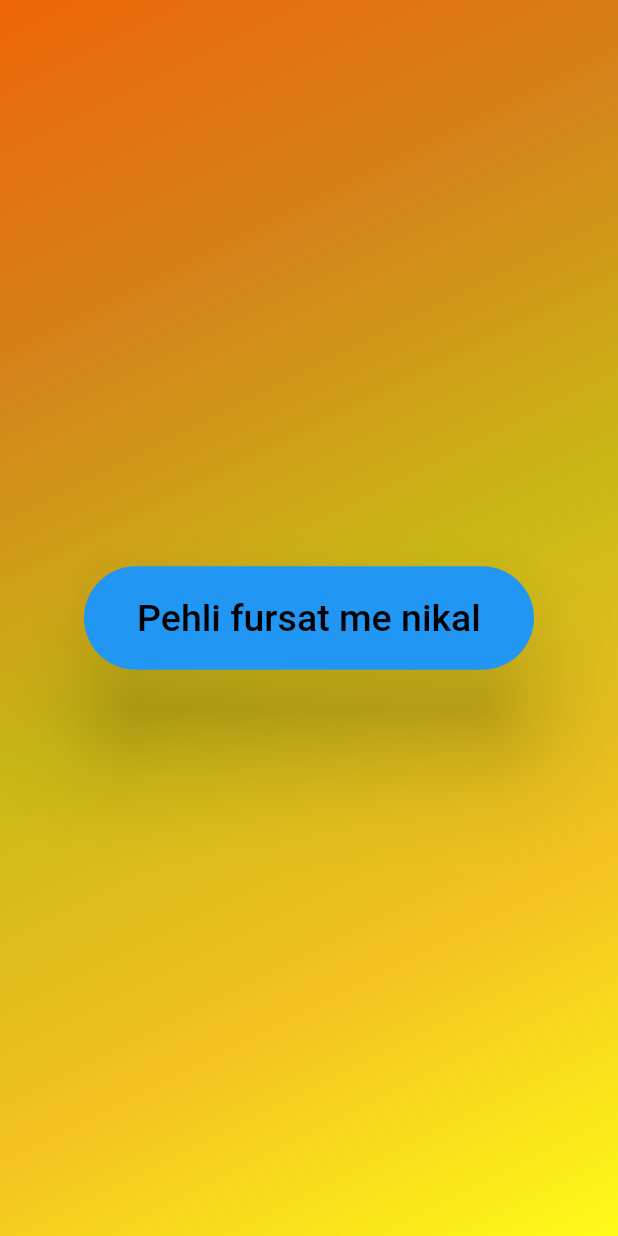
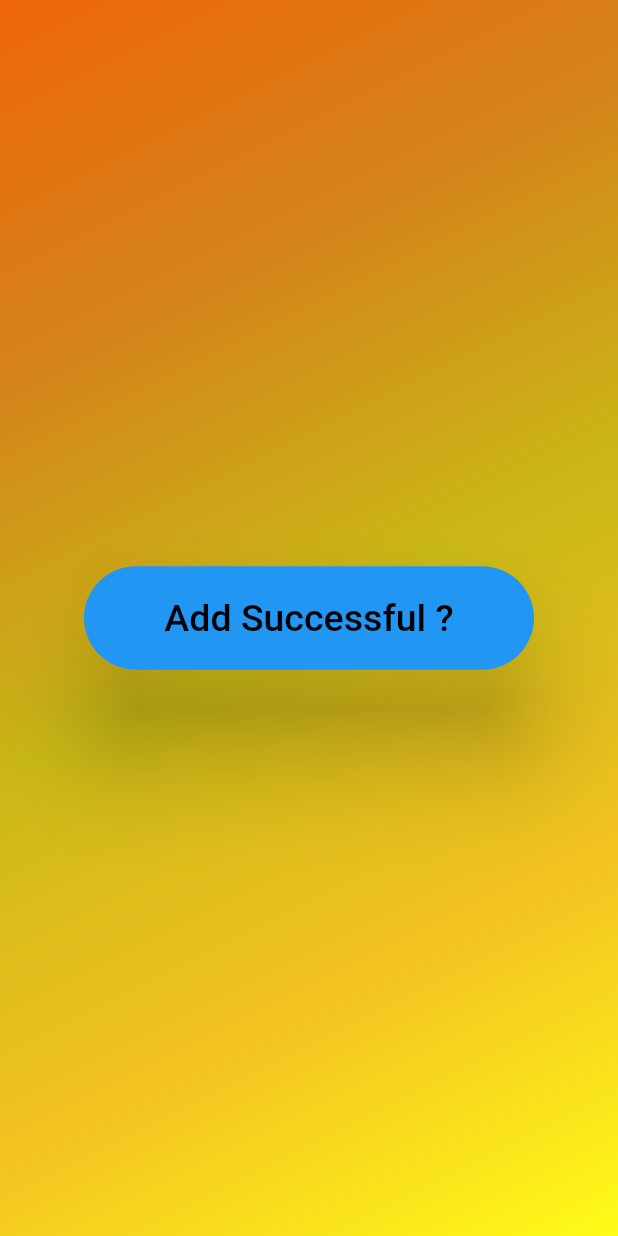
Before and after one commit to Jarch01/ThinkQuiz, a Flutter app: the AddQuestionScreen widget shown alone on an empty page, opened directly with empty values, on a phone screen of 412 x 824 dp. Run offline on Flutter 3.47's test engine with Material 2 defaults, Android fonts, the light colour scheme and no system bars.

Commit message:
working on Add Question

```diff
--- a/lib/Screens/add_question_screen.dart
+++ b/lib/Screens/add_question_screen.dart
@@ -1,7 +1,10 @@
 import 'package:flutter/material.dart';
+import 'package:multiquiz/Screens/category_screen.dart';
 import 'package:multiquiz/UIelements/button.dart';
 import 'package:multiquiz/UIelements/gradient.dart';
+import 'package:multiquiz/UIelements/question_answer_set.dart';
 
+// ignore: must_be_immutable
 class AddQuestionScreen extends StatefulWidget {
   AddQuestionScreen(this.function, {super.key});
   void Function() function;
@@ -13,6 +16,20 @@ class AddQuestionScreen extends StatefulWidget {
 class AddQuestionScreenState extends State<AddQuestionScreen> {
   AddQuestionScreenState(this.function);
   void Function() function;
+
+  void addQuestion() {
+    String subject = CategoryScreen.subjectChoosed;
+    QuestionAnswerSet.addQuestionAnswer(
+      subject,
+      QuestionAnswer(
+        'Adding',
+        ['Successful', 'Fail', 'Not Available', 'Bye'],
+        'Successful',
+      ),
+    );
+    function();
+  }
+
   @override
   Widget build(BuildContext context) {
     return Container(
@@ -25,8 +42,8 @@ class AddQuestionScreenState extends State<AddQuestionScreen> {
         children: [
           Button(
             Colors.blue,
-            "Pehli fursat me nikal",
-            function,
+            "Add Successful ?",
+            addQuestion,
             300,
           ),
         ],
--- a/lib/UIelements/question_answer_set.dart
+++ b/lib/UIelements/question_answer_set.dart
@@ -6,6 +6,13 @@ class QuestionAnswer {
 }
 
 class QuestionAnswerSet {
+  static void addQuestionAnswer(String subject, QuestionAnswer newAddition) {
+    if (subject == 'Mathematics') Mathset.add(newAddition);
+    if (subject == 'Chemistry') Chemistryset.add(newAddition);
+    if (subject == 'Life Science') LifeScienceset.add(newAddition);
+    if (subject == 'Physics') Physicsset.add(newAddition);
+  }
+
   static List<QuestionAnswer> Mathset = [
     QuestionAnswer(
       '0.7 ebong 0.07 er moddhe somporko holo ',
```
Also changed, not shown: lib/screen_controller.dart (+11 -4 lines), 3 other files.
